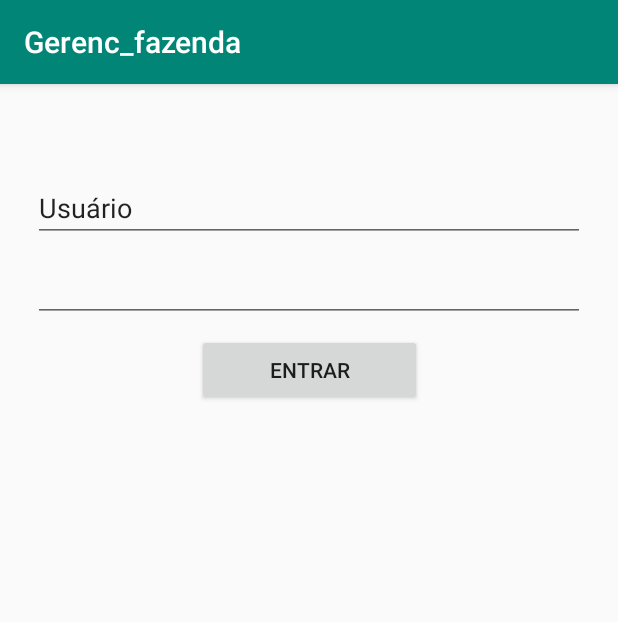
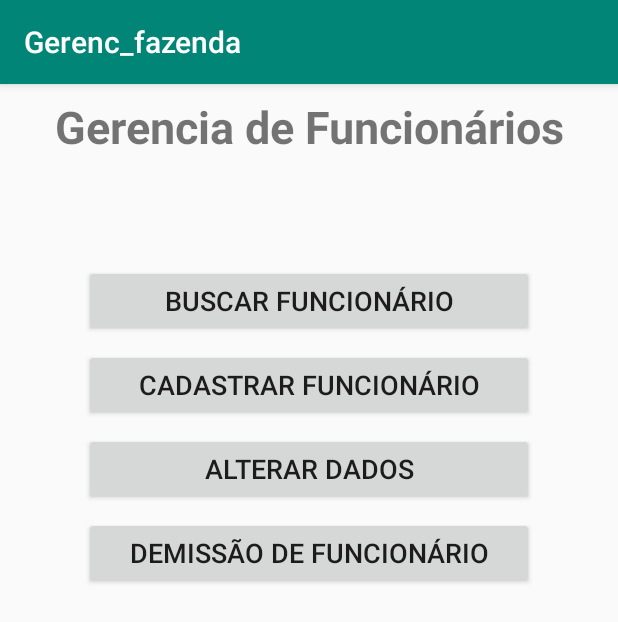
Before and after one commit to mtsrp/tccproject, an Android app: the screen it shows after launch (PrincipalActivity before the commit, CentralFuncionario after it), after a tap on "LOGAR", on a phone screen of 412 x 824 dp. Shown: the top 622 px of the screen. Run offline under Robolectric (Android 15) with nearby library versions, the phone set to English and light mode, and no system bars.

Commit message:
Create busca funcionario

```diff
--- a/Gerenc_fazenda/app/src/main/AndroidManifest.xml
+++ b/Gerenc_fazenda/app/src/main/AndroidManifest.xml
@@ -16,7 +16,9 @@
                 <category android:name="android.intent.category.LAUNCHER" />
             </intent-filter>
         </activity>
-        <activity android:name=".Cadastrar"></activity>
+        <activity android:name=".Cadastrar" />
+        <activity android:name=".Funcionario.CentralFuncionario" />
+        <activity android:name=".Funcionario.Busca_Funcionario"></activity>
     </application>
 
 </manifest>
--- /dev/null
+++ b/Gerenc_fazenda/app/src/main/java/com/software/engenharia/gerenc_fazenda/Funcionario/CentralFuncionario.java
@@ -0,0 +1,25 @@
+package com.software.engenharia.gerenc_fazenda.Funcionario;
+
+import android.support.v7.app.AppCompatActivity;
+import android.os.Bundle;
+import android.widget.Button;
+
+import com.software.engenharia.gerenc_fazenda.R;
+
+public class CentralFuncionario extends AppCompatActivity {
+
+    Button CadasFunc, AlterFunc, BuscaFunc, DemiteFunc;
+
+    @Override
+    protected void onCreate(Bundle savedInstanceState) {
+        super.onCreate(savedInstanceState);
+        setContentView(R.layout.activity_central_funcionario);
+
+        BuscaFunc = findViewById(R.id.btn_BuscaFunc);
+        CadasFunc = findViewById(R.id.btn_cadastrafunc);
+        AlterFunc = findViewById(R.id.btn_Alterarfunc);
+        DemiteFunc = findViewById(R.id.btn_DemitirFunc);
+
+
+    }
+}
--- a/Gerenc_fazenda/app/src/main/java/com/software/engenharia/gerenc_fazenda/PrincipalActivity.java
+++ b/Gerenc_fazenda/app/src/main/java/com/software/engenharia/gerenc_fazenda/PrincipalActivity.java
@@ -5,6 +5,8 @@ import android.support.v7.app.AppCompatActivity;
 import android.os.Bundle;
 import android.view.View;
 import android.widget.Button;
+
+import com.software.engenharia.gerenc_fazenda.Funcionario.CentralFuncionario;
 
 public class PrincipalActivity extends AppCompatActivity {
 
@@ -31,9 +33,9 @@ public class PrincipalActivity extends AppCompatActivity {
         Logar.setOnClickListener(new View.OnClickListener() {
             @Override
             public void onClick(View v) {
-                Intent log =  new Intent(PrincipalActivity.this, Login.class);
+                Intent log =  new Intent(PrincipalActivity.this, CentralFuncionario.class);
                 startActivity(log);
-                setContentView(R.layout.login);
+                setContentView(R.layout.activity_central_funcionario);
             }
         });
     }
--- /dev/null
+++ b/Gerenc_fazenda/app/src/main/res/layout/activity_central_funcionario.xml
@@ -0,0 +1,77 @@
+<?xml version="1.0" encoding="utf-8"?>
+<android.support.constraint.ConstraintLayout xmlns:android="http://schemas.android.com/apk/res/android"
+    xmlns:app="http://schemas.android.com/apk/res-auto"
+    xmlns:tools="http://schemas.android.com/tools"
+    android:layout_width="match_parent"
+    android:layout_height="match_parent"
+    tools:context=".Funcionario.CentralFuncionario">
+
+    <TextView
+        android:id="@+id/textView3"
+        android:layout_width="wrap_content"
+        android:layout_height="wrap_content"
+        android:layout_marginTop="8dp"
+        android:lineSpacingExtra="8sp"
+        android:text="Gerencia de Funcionários"
+        android:textAlignment="center"
+        android:textSize="30sp"
+        android:textStyle="bold"
+        app:layout_constraintEnd_toEndOf="parent"
+        app:layout_constraintHorizontal_bias="0.5"
+        app:layout_constraintStart_toStartOf="parent"
+        app:layout_constraintTop_toTopOf="parent" />
+
+    <Button
+        android:id="@+id/btn_cadastrafunc"
+        android:layout_width="300dp"
+        android:layout_height="wrap_content"
+        android:layout_marginStart="8dp"
+        android:layout_marginTop="8dp"
+        android:layout_marginEnd="8dp"
+        android:text="Cadastrar Funcionário"
+        android:textSize="18sp"
+        app:layout_constraintEnd_toEndOf="parent"
+        app:layout_constraintStart_toStartOf="parent"
+        app:layout_constraintTop_toBottomOf="@+id/btn_BuscaFunc" />
+
+    <Button
+        android:id="@+id/btn_Alterarfunc"
+        android:layout_width="300dp"
+        android:layout_height="wrap_content"
+        android:layout_marginStart="8dp"
+        android:layout_marginTop="8dp"
+        android:layout_marginEnd="8dp"
+        android:text="Alterar Dados"
+        android:textSize="18sp"
+        app:layout_constraintEnd_toEndOf="parent"
+        app:layout_constraintStart_toStartOf="parent"
+        app:layout_constraintTop_toBottomOf="@+id/btn_cadastrafunc" />
+
+    <Button
+        android:id="@+id/btn_BuscaFunc"
+        android:layout_width="300dp"
+        android:layout_height="wrap_content"
+        android:layout_marginStart="8dp"
+        android:layout_marginTop="72dp"
+        android:layout_marginEnd="8dp"
+        android:text="Buscar Funcionário"
+        android:textSize="18sp"
+        app:layout_constraintEnd_toEndOf="parent"
+        app:layout_constraintStart_toStartOf="parent"
+        app:layout_constraintTop_toBottomOf="@+id/textView3" />
+
+    <Button
+        android:id="@+id/btn_DemitirFunc"
+        android:layout_width="300dp"
+        android:layout_height="wrap_content"
+        android:layout_marginStart="8dp"
+        android:layout_marginTop="8dp"
+        android:layout_marginEnd="8dp"
+        android:contentDescription="Desativa as permissões de um funcinário demitido"
+        android:text="Demissão de Funcionário"
+        android:textAlignment="center"
+        android:textSize="18sp"
+        app:layout_constraintEnd_toEndOf="parent"
+        app:layout_constraintStart_toStartOf="parent"
+        app:layout_constraintTop_toBottomOf="@+id/btn_Alterarfunc" />
+</android.support.constraint.ConstraintLayout>
```
Also changed, not shown: Gerenc_fazenda/app/src/main/java/com/software/engenharia/gerenc_fazenda/Funcionario/Busca_Funcionario.java (added, +46 -0 lines), Gerenc_fazenda/app/src/main/res/layout/activity_busca__funcionario.xml (added, +48 -0 lines).
